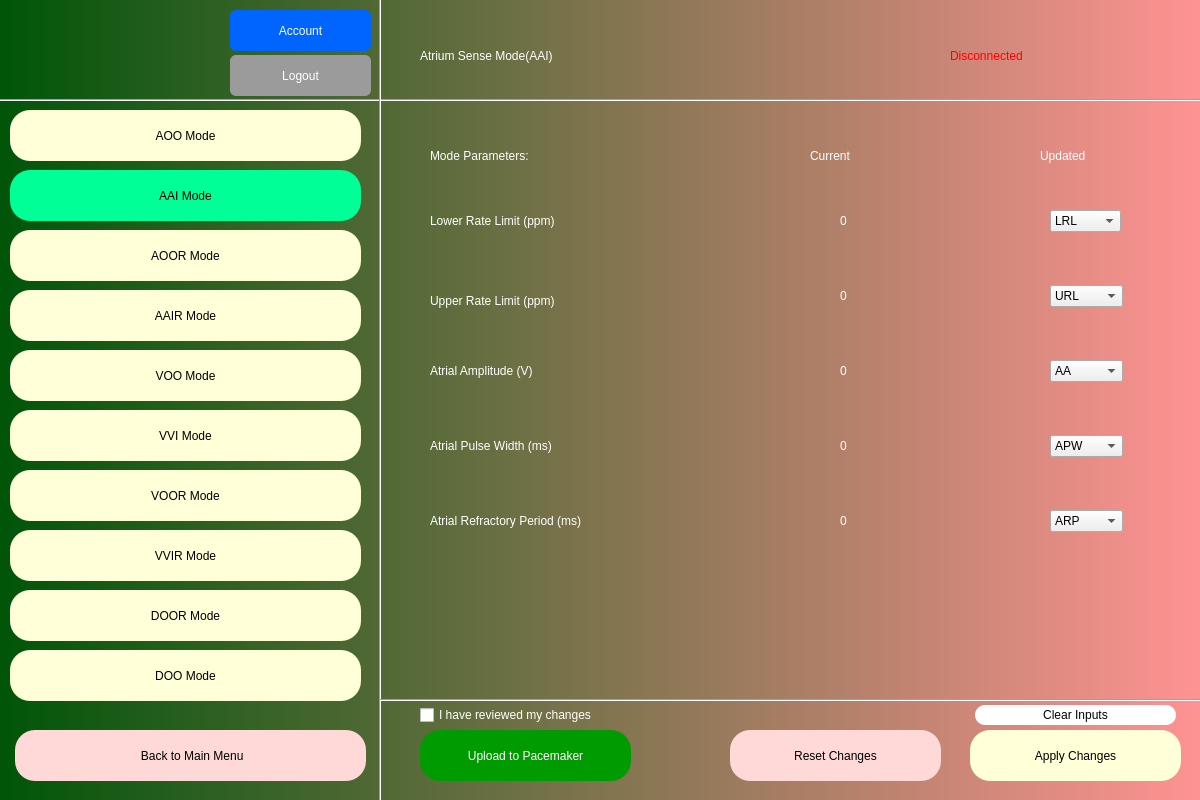
Old version of the form DCM/interface/aai_mode.ui in the repository patrickkosierb/3K04_DCM.
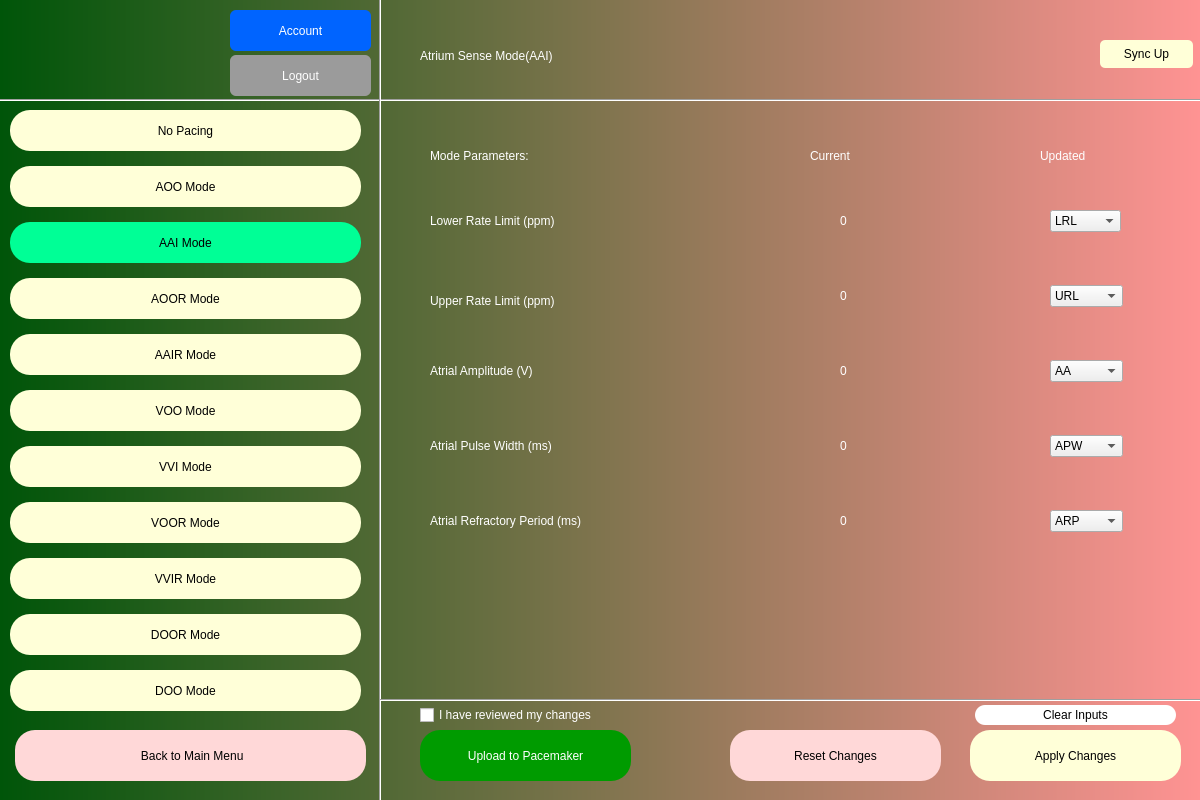
New version of the form.

The edit to the form file:
```diff
--- a/DCM/interface/aai_mode.ui
+++ b/DCM/interface/aai_mode.ui
@@ -91,7 +91,7 @@
 </string>
     </property>
     <property name="text">
-     <string>Disconnected</string>
+     <string/>
     </property>
    </widget>
    <widget class="QLabel" name="pacemaker_number">
@@ -314,9 +314,9 @@
     <property name="geometry">
      <rect>
       <x>10</x>
-      <y>170</y>
+      <y>222</y>
       <width>351</width>
-      <height>51</height>
+      <height>41</height>
      </rect>
     </property>
     <property name="styleSheet">
@@ -418,9 +418,9 @@
     <property name="geometry">
      <rect>
       <x>10</x>
-      <y>110</y>
+      <y>166</y>
       <width>351</width>
-      <height>51</height>
+      <height>41</height>
      </rect>
     </property>
     <property name="styleSheet">
@@ -494,9 +494,9 @@
     <property name="geometry">
      <rect>
       <x>10</x>
-      <y>350</y>
+      <y>390</y>
       <width>351</width>
-      <height>51</height>
+      <height>41</height>
      </rect>
     </property>
     <property name="styleSheet">
@@ -513,9 +513,9 @@
     <property name="geometry">
      <rect>
       <x>10</x>
-      <y>410</y>
+      <y>446</y>
       <width>351</width>
-      <height>51</height>
+      <height>41</height>
      </rect>
     </property>
     <property name="styleSheet">
@@ -1580,9 +1580,9 @@
     <property name="geometry">
      <rect>
       <x>10</x>
-      <y>230</y>
+      <y>278</y>
       <width>351</width>
-      <height>51</height>
+      <height>41</height>
      </rect>
     </property>
     <property name="styleSheet">
@@ -1599,9 +1599,9 @@
     <property name="geometry">
      <rect>
       <x>10</x>
-      <y>290</y>
+      <y>334</y>
       <width>351</width>
-      <height>51</height>
+      <height>41</height>
      </rect>
     </property>
     <property name="styleSheet">
@@ -1618,9 +1618,9 @@
     <property name="geometry">
      <rect>
       <x>10</x>
-      <y>470</y>
+      <y>502</y>
       <width>351</width>
-      <height>51</height>
+      <height>41</height>
      </rect>
     </property>
     <property name="styleSheet">
@@ -1637,9 +1637,9 @@
     <property name="geometry">
      <rect>
       <x>10</x>
-      <y>530</y>
+      <y>558</y>
       <width>351</width>
-      <height>51</height>
+      <height>41</height>
      </rect>
     </property>
     <property name="styleSheet">
@@ -1656,9 +1656,9 @@
     <property name="geometry">
      <rect>
       <x>10</x>
-      <y>590</y>
+      <y>614</y>
       <width>351</width>
-      <height>51</height>
+      <height>41</height>
      </rect>
     </property>
     <property name="styleSheet">
@@ -1675,9 +1675,9 @@
     <property name="geometry">
      <rect>
       <x>10</x>
-      <y>650</y>
+      <y>670</y>
       <width>351</width>
-      <height>51</height>
+      <height>41</height>
      </rect>
     </property>
     <property name="styleSheet">
@@ -1690,6 +1690,59 @@
      <string>DOO Mode</string>
     </property>
    </widget>
+   <widget class="QPushButton" name="refresh">
+    <property name="geometry">
+     <rect>
+      <x>1100</x>
+      <y>40</y>
+      <width>93</width>
+      <height>28</height>
+     </rect>
+    </property>
+    <property name="styleSheet">
+     <string notr="true">background-color: rgb(255, 255, 216);
+border-radius: 5px;</string>
+    </property>
+    <property name="text">
+     <string>Sync Up</string>
+    </property>
+   </widget>
+   <widget class="QPushButton" name="no_pacing">
+    <property name="geometry">
+     <rect>
+      <x>10</x>
+      <y>110</y>
+      <width>351</width>
+      <height>41</height>
+     </rect>
+    </property>
+    <property name="styleSheet">
+     <string notr="true">border-radius: 20px;
+color: rgb(0,0,0);
+background-color: rgb(255, 255, 216);
+font: 12pt &quot;Arial&quot;;</string>
+    </property>
+    <property name="text">
+     <string>No Pacing</string>
+    </property>
+   </widget>
+  </widget>
+  <widget class="QLabel" name="conn_error">
+   <property name="geometry">
+    <rect>
+     <x>950</x>
+     <y>70</y>
+     <width>191</width>
+     <height>31</height>
+    </rect>
+   </property>
+   <property name="styleSheet">
+    <string notr="true">font: 8pt &quot;Arial&quot;; color:rgb(255, 0, 0)
+</string>
+   </property>
+   <property name="text">
+    <string/>
+   </property>
   </widget>
  </widget>
  <resources/>
```
Left out of the diff: 9 changed lines with no effect on the pictures.
